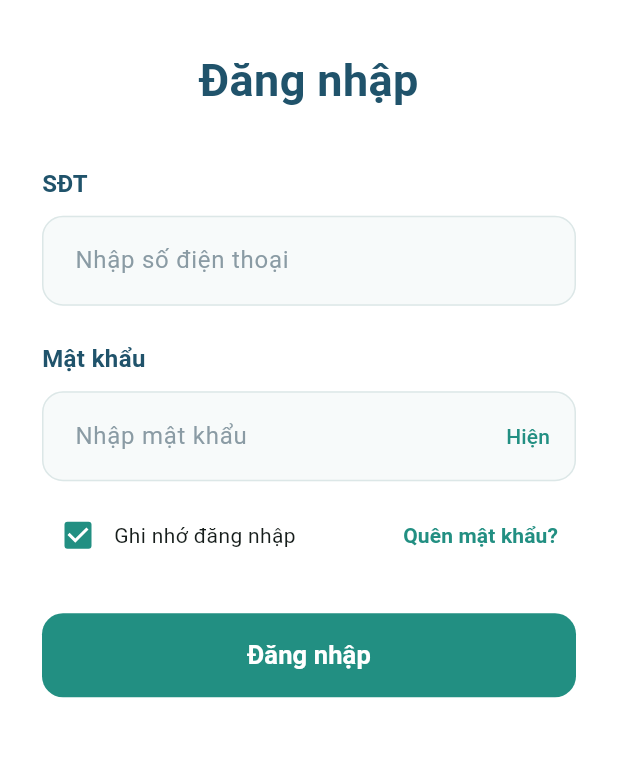
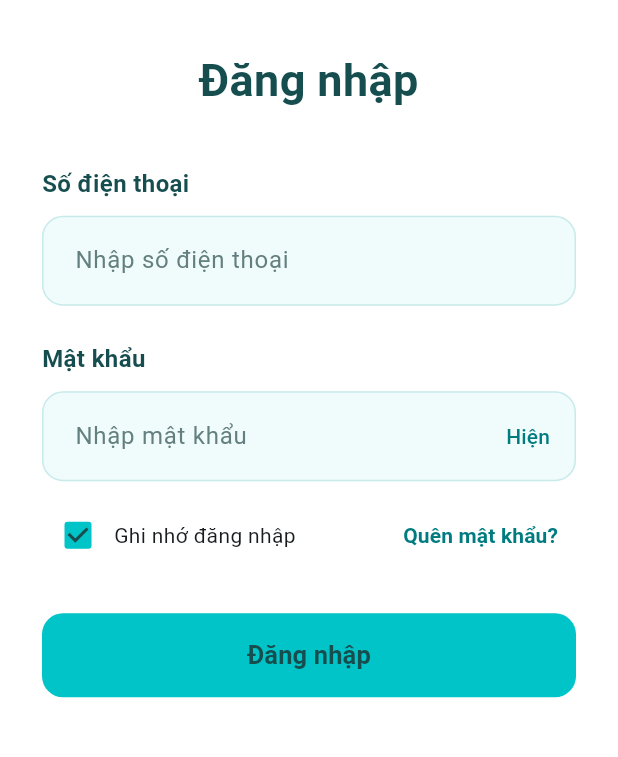
Before and after one commit to HoangAnh150224/VitalCare-Mobie, a Flutter app: the screen it shows after launch, after a tap on "Ghi nhớ đăng nhập", on a phone screen of 412 x 824 dp, the part 382-1139 px from its top. Run offline on Flutter 3.47's test engine with Material 3 defaults, Android fonts, the phone set to English and light mode, and no system bars.

Commit message:
Update app interface and branding

```diff
--- a/vitalcare_mobile/lib/main.dart
+++ b/vitalcare_mobile/lib/main.dart
@@ -1,5 +1,5 @@
 import 'package:flutter/material.dart';
-import 'vitalcare/view/login_screen.dart';
+import 'vitalcare/view/splash_screen.dart';
 
 void main() {
   runApp(const MyApp());
@@ -14,10 +14,12 @@ class MyApp extends StatelessWidget {
       title: 'VitalCare',
       debugShowCheckedModeBanner: false,
       theme: ThemeData(
-        colorScheme: ColorScheme.fromSeed(seedColor: const Color(0xFF279F90)),
+        colorScheme: ColorScheme.fromSeed(
+          seedColor: const Color(0xFF008BA8),
+        ).copyWith(primary: const Color(0xFF008BA8)),
         scaffoldBackgroundColor: Colors.white,
       ),
-      home: const LoginScreen(),
+      home: const SplashScreen(),
     );
   }
 }
--- a/vitalcare_mobile/lib/vitalcare/view/login_screen.dart
+++ b/vitalcare_mobile/lib/vitalcare/view/login_screen.dart
@@ -13,8 +13,9 @@ class _LoginScreenState extends State<LoginScreen> {
   bool _showPassword = false;
   bool _rememberLogin = false;
 
-  static const _primary = Color(0xFF228F82);
-  static const _ink = Color(0xFF20536B);
+  static const _primary = Color(0xFF00C4C7);
+  static const _ink = Color(0xFF164E50);
+  static const _link = Color(0xFF007C80);
 
   void _login() {
     if (!_formKey.currentState!.validate()) return;
@@ -29,18 +30,18 @@ class _LoginScreenState extends State<LoginScreen> {
   InputDecoration _decoration(String hint, {Widget? suffix}) {
     return InputDecoration(
       hintText: hint,
-      hintStyle: const TextStyle(color: Color(0xFF8A9BA4)),
+      hintStyle: const TextStyle(color: Color(0xFF637F80)),
       filled: true,
-      fillColor: const Color(0xFFF7FAFA),
+      fillColor: const Color(0xFFF0FBFB),
       contentPadding: const EdgeInsets.symmetric(horizontal: 18, vertical: 18),
       suffixIcon: suffix,
       border: OutlineInputBorder(
         borderRadius: BorderRadius.circular(14),
-        borderSide: const BorderSide(color: Color(0xFFDCE7E7)),
+        borderSide: const BorderSide(color: Color(0xFFC9EAEA)),
       ),
       enabledBorder: OutlineInputBorder(
         borderRadius: BorderRadius.circular(14),
-        borderSide: const BorderSide(color: Color(0xFFDCE7E7)),
+        borderSide: const BorderSide(color: Color(0xFFC9EAEA)),
       ),
       focusedBorder: OutlineInputBorder(
         borderRadius: BorderRadius.circular(14),
@@ -87,7 +88,7 @@ class _LoginScreenState extends State<LoginScreen> {
                         ),
                         const SizedBox(height: 36),
                         const Text(
-                          'SĐT',
+                          'Số điện thoại',
                           style: TextStyle(
                             fontWeight: FontWeight.w600,
                             color: _ink,
@@ -96,6 +97,7 @@ class _LoginScreenState extends State<LoginScreen> {
                         ),
                         const SizedBox(height: 10),
                         TextFormField(
+                          cursorColor: _link,
                           decoration: _decoration('Nhập số điện thoại'),
                           keyboardType: TextInputType.phone,
                           textInputAction: TextInputAction.next,
@@ -127,6 +129,7 @@ class _LoginScreenState extends State<LoginScreen> {
                         ),
                         const SizedBox(height: 10),
                         TextFormField(
+                          cursorColor: _link,
                           decoration: _decoration(
                             'Nhập mật khẩu',
                             suffix: TextButton(
@@ -135,7 +138,7 @@ class _LoginScreenState extends State<LoginScreen> {
                               ),
                               child: Text(
                                 _showPassword ? 'Ẩn' : 'Hiện',
-                                style: const TextStyle(color: _primary),
+                                style: const TextStyle(color: _link),
                               ),
                             ),
                           ),
@@ -160,6 +163,7 @@ class _LoginScreenState extends State<LoginScreen> {
                                 Checkbox(
                                   value: _rememberLogin,
                                   activeColor: _primary,
+                                  checkColor: _ink,
                                   onChanged: (value) => setState(
                                     () => _rememberLogin = value ?? false,
                                   ),
@@ -192,7 +196,7 @@ class _LoginScreenState extends State<LoginScreen> {
                               child: const Text(
                                 'Quên mật khẩu?',
                                 style: TextStyle(
-                                  color: _primary,
+                                  color: _link,
                                   fontWeight: FontWeight.w600,
                                 ),
                               ),
@@ -204,7 +208,7 @@ class _LoginScreenState extends State<LoginScreen> {
                           onPressed: _login,
                           style: FilledButton.styleFrom(
                             backgroundColor: _primary,
-                            foregroundColor: Colors.white,
+                            foregroundColor: _ink,
                             minimumSize: const Size.fromHeight(56),
                             shape: RoundedRectangleBorder(
                               borderRadius: BorderRadius.circular(14),
--- a/vitalcare_mobile/lib/vitalcare/view/splash_screen.dart
+++ b/vitalcare_mobile/lib/vitalcare/view/splash_screen.dart
@@ -1,10 +1,45 @@
+import 'dart:async';
+
 import 'package:flutter/material.dart';
 import 'package:flutter/services.dart';
 
-class SplashScreen extends StatelessWidget {
+import 'login_screen.dart';
+
+class SplashScreen extends StatefulWidget {
   const SplashScreen({super.key});
 
   static const logoAsset = 'assets/images/logo.jpg';
+  static const displayDuration = Duration(seconds: 3);
+
+  @override
+  State<SplashScreen> createState() => _SplashScreenState();
+}
+
+class _SplashScreenState extends State<SplashScreen> {
+  Timer? _timer;
+
+  @override
+  void initState() {
+    super.initState();
+    _timer = Timer(SplashScreen.displayDuration, () {
+      if (!mounted) return;
+      Navigator.of(context).pushReplacement<void, void>(
+        PageRouteBuilder<void>(
+          pageBuilder: (context, animation, secondaryAnimation) =>
+              const LoginScreen(),
+          transitionDuration: const Duration(milliseconds: 350),
+          transitionsBuilder: (context, animation, secondaryAnimation, child) =>
+              FadeTransition(opacity: animation, child: child),
+        ),
+      );
+    });
+  }
+
+  @override
+  void dispose() {
+    _timer?.cancel();
+    super.dispose();
+  }
 
   @override
   Widget build(BuildContext context) {
@@ -25,7 +60,7 @@ class SplashScreen extends StatelessWidget {
                 child: AspectRatio(
                   aspectRatio: 1,
                   child: Image.asset(
-                    logoAsset,
+                    SplashScreen.logoAsset,
                     fit: BoxFit.contain,
                     semanticLabel: 'VitalCare. Care today. Healthier tomorrow.',
                     // Keep startup usable if the logo cannot be loaded.
--- a/vitalcare_mobile/pubspec.yaml
+++ b/vitalcare_mobile/pubspec.yaml
@@ -30,10 +30,6 @@ environment:
 dependencies:
   flutter:
     sdk: flutter
-
-  # The following adds the Cupertino Icons font to your application.
-  # Use with the CupertinoIcons class for iOS style icons.
-  cupertino_icons: ^1.0.8
 
 dev_dependencies:
   flutter_test:
```
Also changed, not shown: vitalcare_mobile/pubspec.lock, 42 other files.
